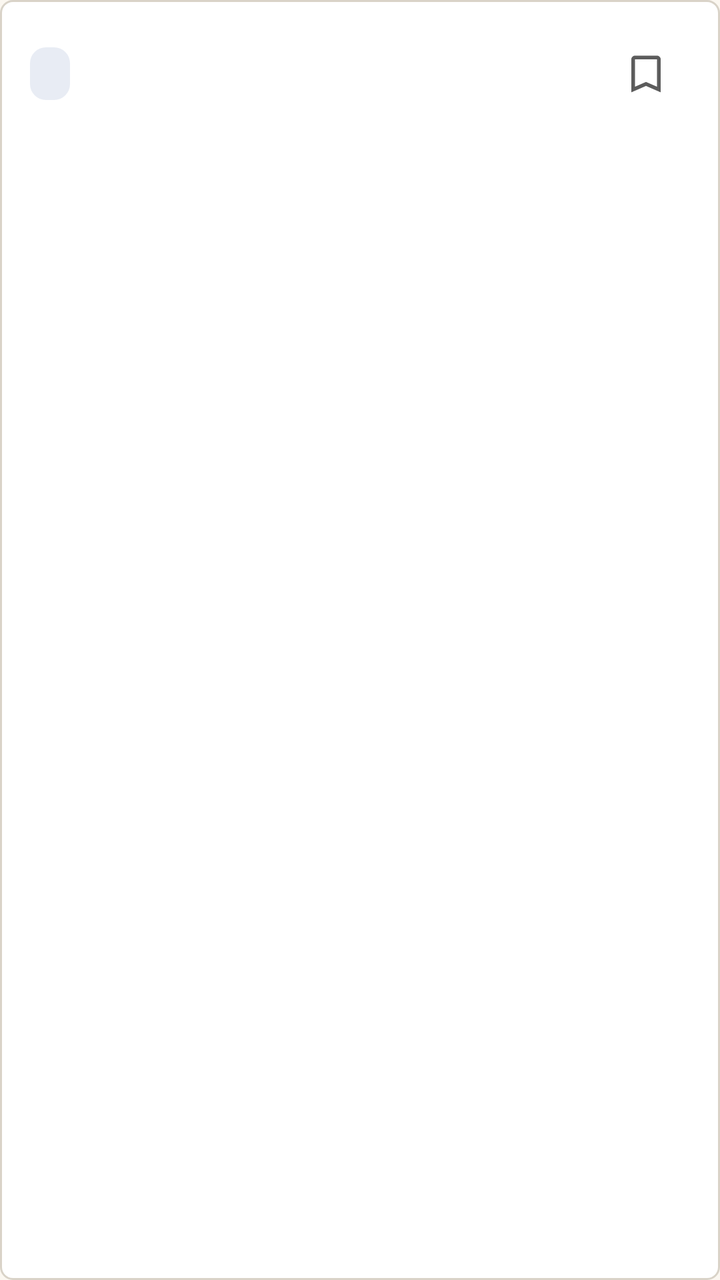
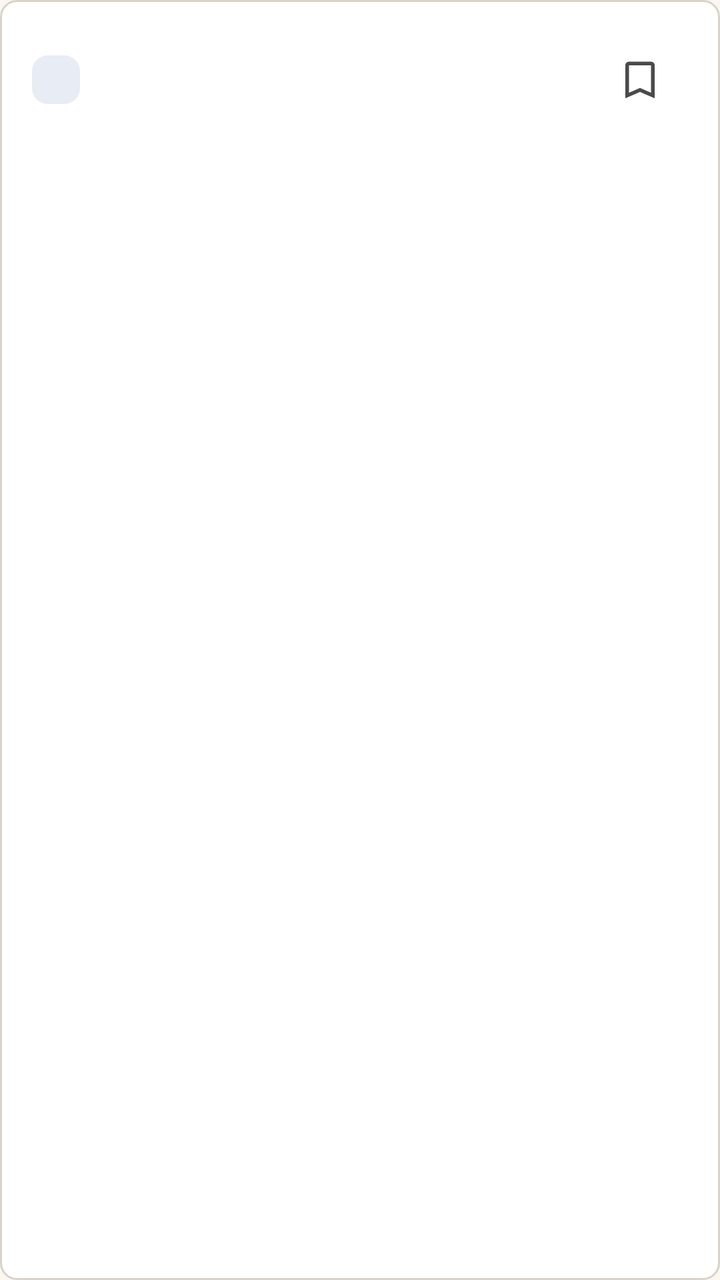

The first picture is an Android layout as it rendered before a commit; the second is the same layout after the commit. The layout source and the unified diff follow.
<!-- AndroidManifest.xml: application theme Theme.FanZha -->
<!-- res/layout/item_case.xml -->
<?xml version="1.0" encoding="utf-8"?>
<LinearLayout xmlns:android="http://schemas.android.com/apk/res/android"
    android:layout_width="match_parent" android:layout_height="wrap_content"
    android:layout_marginBottom="10dp" android:background="@drawable/bg_card" android:orientation="vertical" android:padding="15dp">
    <LinearLayout android:layout_width="match_parent" android:layout_height="wrap_content" android:gravity="center_vertical" android:orientation="horizontal">
        <TextView android:id="@+id/category" android:layout_width="wrap_content" android:layout_height="wrap_content" android:background="@drawable/bg_chip" android:paddingStart="10dp" android:paddingTop="5dp" android:paddingEnd="10dp" android:paddingBottom="5dp" android:textColor="@color/accent" android:textSize="12sp" android:textStyle="bold" />
        <TextView android:id="@+id/risk" android:layout_width="0dp" android:layout_height="wrap_content" android:layout_weight="1" android:gravity="end" android:textColor="@color/muted" android:textSize="12sp" android:textStyle="bold" />
        <ImageButton android:id="@+id/favoriteButton" android:layout_width="44dp" android:layout_height="44dp" android:layout_marginStart="4dp" android:background="?attr/selectableItemBackgroundBorderless" android:contentDescription="收藏故事" android:padding="11dp" android:src="@drawable/ic_bookmark" />
    </LinearLayout>
    <TextView android:id="@+id/title" android:layout_width="match_parent" android:layout_height="wrap_content" android:layout_marginTop="10dp" android:textColor="@color/ink" android:textSize="18sp" android:textStyle="bold" />
    <TextView android:id="@+id/summary" android:layout_width="match_parent" android:layout_height="wrap_content" android:layout_marginTop="7dp" android:ellipsize="end" android:maxLines="3" android:textColor="@color/muted" android:textSize="14sp" />
    <TextView android:id="@+id/source" android:layout_width="match_parent" android:layout_height="wrap_content" android:layout_marginTop="10dp" android:textColor="@color/accent" android:textSize="12sp" />
</LinearLayout>
<!-- resources referenced by this layout -->
<resources>
  <color name="accent">#1E2A4F</color>
  <color name="ink">#1B1B1B</color>
  <color name="muted">#5C5C5C</color>
  <!-- drawable bg_card (drawable) -->
  <shape xmlns:android="http://schemas.android.com/apk/res/android" android:shape="rectangle">
      <solid android:color="@color/surface" />
      <stroke android:width="1dp" android:color="@color/line" />
      <corners android:radius="6dp" />
  </shape>
  <!-- drawable bg_chip (drawable) -->
  <shape xmlns:android="http://schemas.android.com/apk/res/android" android:shape="rectangle">
      <solid android:color="@color/accent_container" />
      <corners android:radius="8dp" />
  </shape>
  <!-- drawable ic_bookmark (drawable) -->
  <vector xmlns:android="http://schemas.android.com/apk/res/android" android:width="22dp" android:height="22dp" android:viewportWidth="24" android:viewportHeight="24">
      <path android:fillColor="@color/muted" android:pathData="M6,2H18C19.1,2 20,2.9 20,4V22L12,18.5L4,22V4C4,2.9 4.9,2 6,2M6,4V18.94L12,16.32L18,18.94V4H6Z"/>
  </vector>
  <style name="Theme.FanZha" parent="Theme.Material3.DayNight.NoActionBar">
          <item name="colorPrimary">@color/accent</item>
          <item name="colorOnPrimary">@color/surface</item>
          <item name="colorPrimaryContainer">@color/accent_container</item>
          <item name="colorSecondary">@color/warning</item>
          <item name="colorError">@color/brand_red</item>
          <item name="android:fontFamily">sans-serif</item>
          <item name="android:windowLightStatusBar">true</item>
          <item name="android:statusBarColor">@color/background</item>
          <item name="android:navigationBarColor">@color/surface</item>
          <item name="android:windowBackground">@color/background</item>
          <item name="android:letterSpacing">0</item>
      </style>
  <color name="surface">#FFFFFF</color>
  <color name="line">#D9D3C8</color>
  <color name="accent_container">#E8ECF4</color>
  <color name="warning">#D4A017</color>
  <color name="brand_red">#9B1B30</color>
  <color name="background">#FBF7F0</color>
</resources>

<!-- the commit's change to res/layout/item_case.xml (unified diff, before → after) -->
@@ -1,13 +1,29 @@
 <?xml version="1.0" encoding="utf-8"?>
 <LinearLayout xmlns:android="http://schemas.android.com/apk/res/android"
     android:layout_width="match_parent" android:layout_height="wrap_content"
-    android:layout_marginBottom="10dp" android:background="@drawable/bg_card" android:orientation="vertical" android:padding="15dp">
+    android:layout_marginBottom="@dimen/space_3" android:background="@drawable/bg_card_clickable"
+    android:clickable="true" android:focusable="true" android:orientation="vertical" android:padding="@dimen/space_4">
     <LinearLayout android:layout_width="match_parent" android:layout_height="wrap_content" android:gravity="center_vertical" android:orientation="horizontal">
-        <TextView android:id="@+id/category" android:layout_width="wrap_content" android:layout_height="wrap_content" android:background="@drawable/bg_chip" android:paddingStart="10dp" android:paddingTop="5dp" android:paddingEnd="10dp" android:paddingBottom="5dp" android:textColor="@color/accent" android:textSize="12sp" android:textStyle="bold" />
-        <TextView android:id="@+id/risk" android:layout_width="0dp" android:layout_height="wrap_content" android:layout_weight="1" android:gravity="end" android:textColor="@color/muted" android:textSize="12sp" android:textStyle="bold" />
-        <ImageButton android:id="@+id/favoriteButton" android:layout_width="44dp" android:layout_height="44dp" android:layout_marginStart="4dp" android:background="?attr/selectableItemBackgroundBorderless" android:contentDescription="收藏故事" android:padding="11dp" android:src="@drawable/ic_bookmark" />
+        <TextView android:id="@+id/category" android:layout_width="wrap_content" android:layout_height="wrap_content"
+            android:background="@drawable/bg_chip" android:maxLines="1"
+            android:paddingStart="@dimen/space_3" android:paddingTop="@dimen/space_1" android:paddingEnd="@dimen/space_3" android:paddingBottom="@dimen/space_1"
+            android:textColor="@color/brand" android:textSize="12sp" android:textStyle="bold" />
+        <TextView android:id="@+id/clearedBadge" android:layout_width="wrap_content" android:layout_height="wrap_content"
+            android:layout_marginStart="6dp" android:background="@drawable/bg_chip_done" android:maxLines="1"
+            android:paddingStart="8dp" android:paddingTop="5dp" android:paddingEnd="8dp" android:paddingBottom="5dp"
+            android:text="@string/badge_cleared" android:textColor="@color/state_safe" android:textSize="11sp" android:textStyle="bold"
+            android:visibility="gone" />
+        <TextView android:id="@+id/risk" android:layout_width="0dp" android:layout_height="wrap_content" android:layout_weight="1"
+            android:gravity="end" android:maxLines="1" android:textColor="@color/text_secondary" android:textSize="12sp" android:textStyle="bold" />
+        <ImageButton android:id="@+id/favoriteButton" android:layout_width="@dimen/touch_min" android:layout_height="@dimen/touch_min"
+            android:layout_marginStart="@dimen/space_1" android:background="?attr/selectableItemBackgroundBorderless"
+            android:contentDescription="@string/favorite_story" android:padding="@dimen/space_3" android:src="@drawable/ic_bookmark" />
     </LinearLayout>
-    <TextView android:id="@+id/title" android:layout_width="match_parent" android:layout_height="wrap_content" android:layout_marginTop="10dp" android:textColor="@color/ink" android:textSize="18sp" android:textStyle="bold" />
-    <TextView android:id="@+id/summary" android:layout_width="match_parent" android:layout_height="wrap_content" android:layout_marginTop="7dp" android:ellipsize="end" android:maxLines="3" android:textColor="@color/muted" android:textSize="14sp" />
-    <TextView android:id="@+id/source" android:layout_width="match_parent" android:layout_height="wrap_content" android:layout_marginTop="10dp" android:textColor="@color/accent" android:textSize="12sp" />
+    <TextView android:id="@+id/title" android:layout_width="match_parent" android:layout_height="wrap_content"
+        android:layout_marginTop="@dimen/space_2" android:textColor="@color/text_primary" android:textSize="18sp" android:textStyle="bold" />
+    <TextView android:id="@+id/summary" android:layout_width="match_parent" android:layout_height="wrap_content"
+        android:layout_marginTop="@dimen/space_2" android:ellipsize="end" android:lineSpacingMultiplier="1.5" android:maxLines="3"
+        android:textColor="@color/text_secondary" android:textSize="15sp" />
+    <TextView android:id="@+id/source" android:layout_width="match_parent" android:layout_height="wrap_content"
+        android:layout_marginTop="@dimen/space_3" android:textColor="@color/text_tertiary" android:textSize="12sp" />
 </LinearLayout>
<!-- resource entries referenced after the edit -->
@@ -1,41 +1,84 @@
 <!-- resources referenced by this layout -->
 <resources>
-  <color name="accent">#1E2A4F</color>
-  <color name="ink">#1B1B1B</color>
-  <color name="muted">#5C5C5C</color>
-  <!-- drawable bg_card (drawable) -->
-  <shape xmlns:android="http://schemas.android.com/apk/res/android" android:shape="rectangle">
-      <solid android:color="@color/surface" />
-      <stroke android:width="1dp" android:color="@color/line" />
-      <corners android:radius="6dp" />
-  </shape>
+  <color name="brand">#1E2A4F</color>
+  <color name="state_safe">#2D6A4F</color>
+  <color name="text_primary">#1B1B1B</color>
+  <color name="text_secondary">#4A4A4A</color>
+  <color name="text_tertiary">#6B6B6B</color>
+  <dimen name="space_1">4dp</dimen>
+  <dimen name="space_2">8dp</dimen>
+  <dimen name="space_3">12dp</dimen>
+  <dimen name="space_4">16dp</dimen>
+  <dimen name="touch_min">48dp</dimen>
+  <!-- drawable bg_card_clickable (drawable) -->
+  <?xml version="1.0" encoding="utf-8"?>
+  <ripple xmlns:android="http://schemas.android.com/apk/res/android" android:color="@color/ripple_surface">
+      <item>
+          <selector>
+              <item android:state_pressed="true">
+                  <shape android:shape="rectangle">
+                      <solid android:color="@color/bg_elevated" />
+                      <stroke android:width="1dp" android:color="@color/border_strong" />
+                      <corners android:radius="@dimen/radius_card" />
+                  </shape>
+              </item>
+              <item>
+                  <shape android:shape="rectangle">
+                      <solid android:color="@color/bg_surface" />
+                      <stroke android:width="1dp" android:color="@color/border_subtle" />
+                      <corners android:radius="@dimen/radius_card" />
+                  </shape>
+              </item>
+          </selector>
+      </item>
+      <item android:id="@android:id/mask">
+          <shape android:shape="rectangle">
+              <solid android:color="#FFFFFF" />
+              <corners android:radius="@dimen/radius_card" />
+          </shape>
+      </item>
+  </ripple>
   <!-- drawable bg_chip (drawable) -->
   <shape xmlns:android="http://schemas.android.com/apk/res/android" android:shape="rectangle">
-      <solid android:color="@color/accent_container" />
-      <corners android:radius="8dp" />
+      <solid android:color="@color/brand_subtle" />
+      <corners android:radius="@dimen/radius_chip" />
+  </shape>
+  <!-- drawable bg_chip_done (drawable) -->
+  <shape xmlns:android="http://schemas.android.com/apk/res/android" android:shape="rectangle">
+      <solid android:color="@color/state_safe_container" />
+      <corners android:radius="@dimen/radius_chip" />
   </shape>
   <!-- drawable ic_bookmark (drawable) -->
   <vector xmlns:android="http://schemas.android.com/apk/res/android" android:width="22dp" android:height="22dp" android:viewportWidth="24" android:viewportHeight="24">
-      <path android:fillColor="@color/muted" android:pathData="M6,2H18C19.1,2 20,2.9 20,4V22L12,18.5L4,22V4C4,2.9 4.9,2 6,2M6,4V18.94L12,16.32L18,18.94V4H6Z"/>
+      <path android:fillColor="@color/text_secondary" android:pathData="M6,2H18C19.1,2 20,2.9 20,4V22L12,18.5L4,22V4C4,2.9 4.9,2 6,2M6,4V18.94L12,16.32L18,18.94V4H6Z"/>
   </vector>
+  <string name="badge_cleared">已通关</string>
+  <string name="favorite_story">收藏故事</string>
   <style name="Theme.FanZha" parent="Theme.Material3.DayNight.NoActionBar">
-          <item name="colorPrimary">@color/accent</item>
-          <item name="colorOnPrimary">@color/surface</item>
-          <item name="colorPrimaryContainer">@color/accent_container</item>
-          <item name="colorSecondary">@color/warning</item>
-          <item name="colorError">@color/brand_red</item>
+          <item name="colorPrimary">@color/brand</item>
+          <item name="colorOnPrimary">@color/text_on_brand</item>
+          <item name="colorPrimaryContainer">@color/brand_subtle</item>
+          <item name="colorSecondary">@color/state_caution</item>
+          <item name="colorError">@color/state_critical</item>
           <item name="android:fontFamily">sans-serif</item>
           <item name="android:windowLightStatusBar">true</item>
-          <item name="android:statusBarColor">@color/background</item>
-          <item name="android:navigationBarColor">@color/surface</item>
-          <item name="android:windowBackground">@color/background</item>
+          <item name="android:statusBarColor">@color/bg_page</item>
+          <item name="android:navigationBarColor">@color/bg_surface</item>
+          <item name="android:windowBackground">@color/bg_page</item>
           <item name="android:letterSpacing">0</item>
       </style>
-  <color name="surface">#FFFFFF</color>
-  <color name="line">#D9D3C8</color>
-  <color name="accent_container">#E8ECF4</color>
-  <color name="warning">#D4A017</color>
-  <color name="brand_red">#9B1B30</color>
-  <color name="background">#FBF7F0</color>
+  <color name="ripple_surface">#221E2A4F</color>
+  <color name="bg_elevated">#F5F1EB</color>
+  <color name="border_strong">#B9B1A2</color>
+  <dimen name="radius_card">8dp</dimen>
+  <color name="bg_surface">#FFFFFF</color>
+  <color name="border_subtle">#D9D3C8</color>
+  <color name="brand_subtle">#E8ECF4</color>
+  <dimen name="radius_chip">8dp</dimen>
+  <color name="state_safe_container">#E3F0E8</color>
+  <color name="text_on_brand">#FFFFFF</color>
+  <color name="state_caution">#8A5A00</color>
+  <color name="state_critical">#9B1B30</color>
+  <color name="bg_page">#FBF7F0</color>
 </resources>
 
